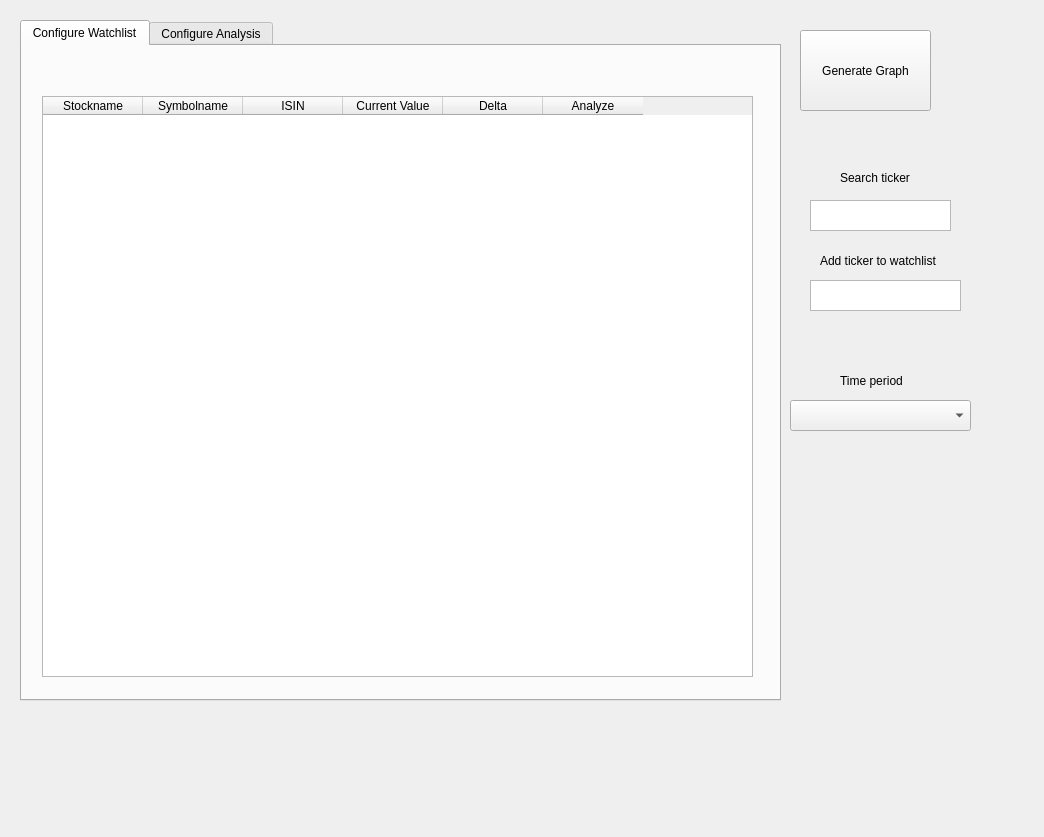
Qt form src/view/qt/mainframe.ui (FantaExotic/Way2WB) before a commit.
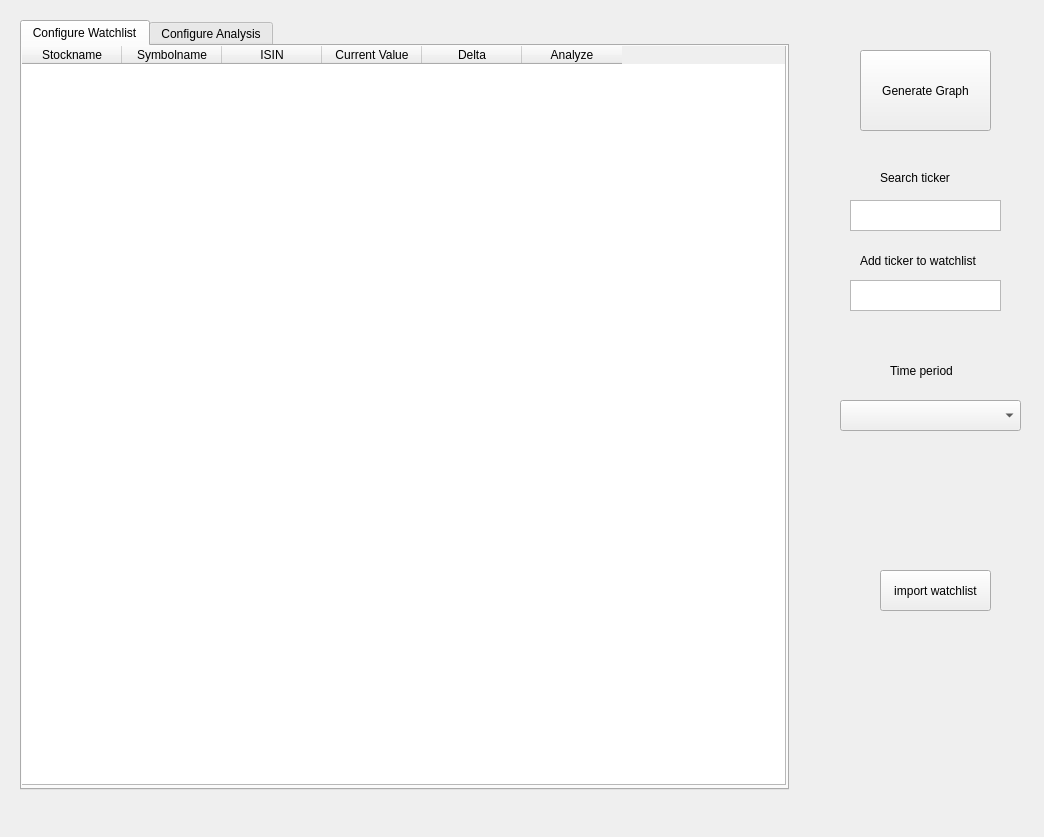
The same form after that commit.

```diff
--- a/src/view/qt/mainframe.ui
+++ b/src/view/qt/mainframe.ui
@@ -14,11 +14,20 @@
    <string>Way2WarrenBuffett</string>
   </property>
   <widget class="QWidget" name="centralwidget">
+   <property name="toolTipDuration">
+    <number>-1</number>
+   </property>
+   <property name="layoutDirection">
+    <enum>Qt::LayoutDirection::LeftToRight</enum>
+   </property>
+   <property name="autoFillBackground">
+    <bool>false</bool>
+   </property>
    <widget class="QPushButton" name="button_genGraph">
     <property name="geometry">
      <rect>
-      <x>800</x>
-      <y>30</y>
+      <x>860</x>
+      <y>50</y>
       <width>131</width>
       <height>81</height>
      </rect>
@@ -32,8 +41,8 @@
      <rect>
       <x>20</x>
       <y>20</y>
-      <width>761</width>
-      <height>681</height>
+      <width>769</width>
+      <height>770</height>
      </rect>
     </property>
     <property name="currentIndex">
@@ -46,10 +55,10 @@
      <widget class="QTableWidget" name="table_watchlist">
       <property name="geometry">
        <rect>
-        <x>20</x>
-        <y>50</y>
-        <width>711</width>
-        <height>581</height>
+        <x>-1</x>
+        <y>-1</y>
+        <width>765</width>
+        <height>740</height>
        </rect>
       </property>
       <property name="sortingEnabled">
@@ -162,7 +171,7 @@
    <widget class="QLabel" name="label_addTicker">
     <property name="geometry">
      <rect>
-      <x>820</x>
+      <x>860</x>
       <y>250</y>
       <width>131</width>
       <height>21</height>
@@ -175,7 +184,7 @@
    <widget class="QPlainTextEdit" name="plainTextEdit_addTicker">
     <property name="geometry">
      <rect>
-      <x>810</x>
+      <x>850</x>
       <y>280</y>
       <width>151</width>
       <height>31</height>
@@ -185,9 +194,9 @@
    <widget class="QPlainTextEdit" name="plainTextEdit_searchTicker">
     <property name="geometry">
      <rect>
-      <x>810</x>
+      <x>850</x>
       <y>200</y>
-      <width>141</width>
+      <width>151</width>
       <height>31</height>
      </rect>
     </property>
@@ -195,7 +204,7 @@
    <widget class="QLabel" name="label_searchTicker">
     <property name="geometry">
      <rect>
-      <x>840</x>
+      <x>880</x>
       <y>170</y>
       <width>81</width>
       <height>16</height>
@@ -208,7 +217,7 @@
    <widget class="QComboBox" name="comboBox_period">
     <property name="geometry">
      <rect>
-      <x>790</x>
+      <x>840</x>
       <y>400</y>
       <width>181</width>
       <height>31</height>
@@ -218,8 +227,8 @@
    <widget class="QLabel" name="label_period">
     <property name="geometry">
      <rect>
-      <x>840</x>
-      <y>370</y>
+      <x>890</x>
+      <y>360</y>
       <width>81</width>
       <height>21</height>
      </rect>
@@ -228,6 +237,32 @@
      <string>Time period</string>
     </property>
    </widget>
+   <widget class="QPushButton" name="pushButton_importWatchlist">
+    <property name="geometry">
+     <rect>
+      <x>880</x>
+      <y>570</y>
+      <width>111</width>
+      <height>41</height>
+     </rect>
+    </property>
+    <property name="text">
+     <string>import watchlist</string>
+    </property>
+   </widget>
+   <widget class="QLabel" name="label_watchlistpath">
+    <property name="geometry">
+     <rect>
+      <x>800</x>
+      <y>630</y>
+      <width>231</width>
+      <height>191</height>
+     </rect>
+    </property>
+    <property name="text">
+     <string/>
+    </property>
+   </widget>
   </widget>
  </widget>
  <resources/>
```
Left out of the diff: 8 changed lines with no effect on the pictures.
